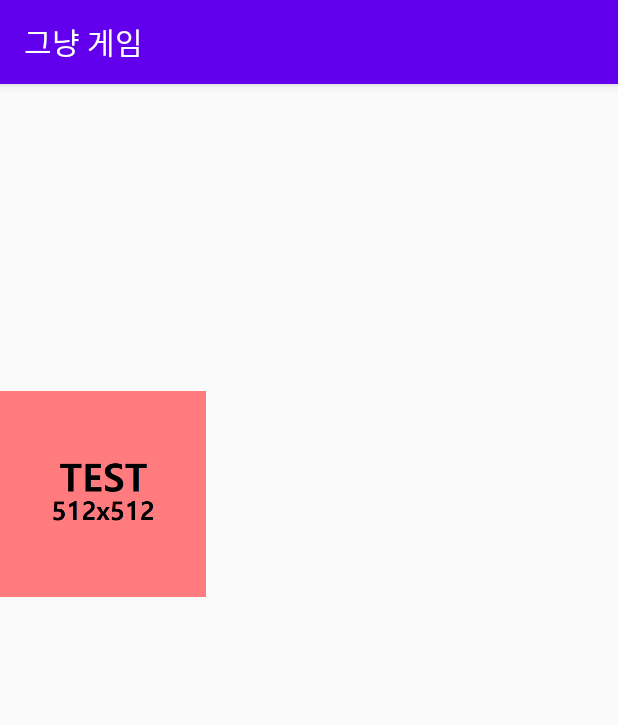
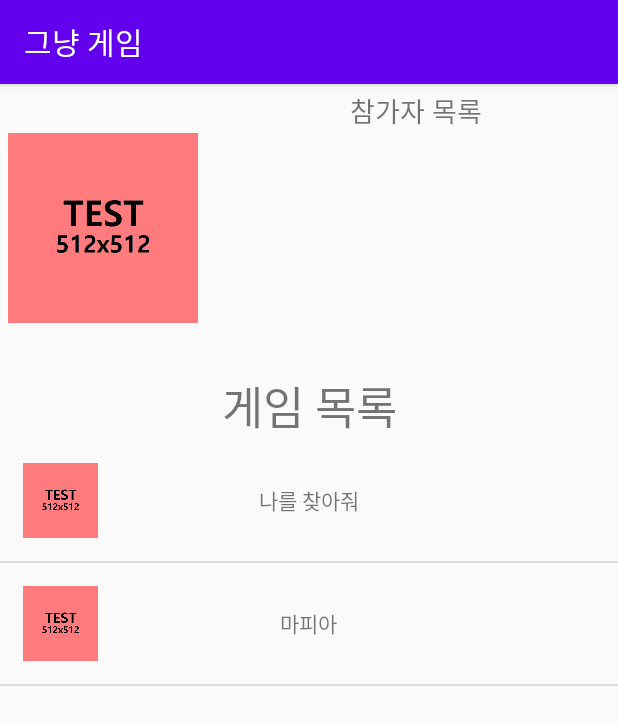
Before and after one commit to Oh-0-honey/JustGame, an Android app: the RoomActivity screen opened directly, with no data from a screen before it, on a phone screen of 412 x 824 dp. Shown: the top 725 px of the screen. Run offline under Robolectric (Android 15) with nearby library versions, the phone set to English and light mode, and no system bars.

Commit message:
initial commit

```diff
--- a/app/src/main/java/com/example/justgame/MainActivity.java
+++ b/app/src/main/java/com/example/justgame/MainActivity.java
@@ -37,7 +37,7 @@ public class MainActivity extends AppCompatActivity implements View.OnClickListe
     @Override
     public void onClick(View v){
         if(v==enter_btn){
-            //QR코드 스캔 기능 필요
+            //QR코드 스캔 카메라 기능 필요
         }
         if(v==create_btn){
             startActivity(new Intent(getApplication(),RoomActivity.class));
--- a/app/src/main/java/com/example/justgame/RoomActivity.java
+++ b/app/src/main/java/com/example/justgame/RoomActivity.java
@@ -1,14 +1,58 @@
 package com.example.justgame;
 
+import androidx.appcompat.app.AlertDialog;
 import androidx.appcompat.app.AppCompatActivity;
 
 import android.os.Bundle;
+import android.view.LayoutInflater;
+import android.view.View;
+import android.widget.AdapterView;
+import android.widget.ArrayAdapter;
+import android.widget.ListView;
 
-public class RoomActivity extends AppCompatActivity {
+public class RoomActivity extends AppCompatActivity implements AdapterView.OnItemClickListener, AdapterView.OnItemLongClickListener {
+    ListView entry_list, game_list;
+    AlertDialog game_dialog;
 
     @Override
     protected void onCreate(Bundle savedInstanceState) {
         super.onCreate(savedInstanceState);
         setContentView(R.layout.activity_room);
+
+        entry_list=(ListView)findViewById(R.id.entry_listview);
+        game_list=(ListView)findViewById(R.id.game_listview);
+
+
+        game_list.setOnItemClickListener(this);
+        entry_list.setOnItemLongClickListener(this);
+
+        String[] game_list_datas=getResources().getStringArray(R.array.Games);
+        ArrayAdapter<String> adapter=new ArrayAdapter<String>(this,R.layout.game_item,R.id.game_name,game_list_datas);
+        game_list.setAdapter(adapter);
+
+    }
+
+
+    @Override
+    public void onItemClick(AdapterView<?> parent, View view, int position, long id){
+        if(view==game_list){
+            switch (position){
+                case 0:
+                    AlertDialog.Builder builder=new AlertDialog.Builder(this);
+                    LayoutInflater inflater=(LayoutInflater)getSystemService(LAYOUT_INFLATER_SERVICE);
+                    View v=inflater.inflate(R.layout.game_dialog,null);
+                    builder.setView(v);
+                    break;
+                case 1:
+                    break;
+                default:
+                    break;
+            }
+        }
+    }
+
+    @Override
+    public boolean onItemLongClick(AdapterView<?> parent, View view, int position, long id) {
+        return false;
     }
 }
--- a/app/src/main/res/layout/activity_room.xml
+++ b/app/src/main/res/layout/activity_room.xml
@@ -1,33 +1,42 @@
 <?xml version="1.0" encoding="utf-8"?>
-<TableLayout xmlns:android="http://schemas.android.com/apk/res/android"
+<LinearLayout xmlns:android="http://schemas.android.com/apk/res/android"
     xmlns:app="http://schemas.android.com/apk/res-auto"
     xmlns:tools="http://schemas.android.com/tools"
     android:layout_width="match_parent"
     android:layout_height="match_parent"
-    tools:context=".RoomActivity">
+    tools:context=".RoomActivity"
+    android:orientation="vertical">
 
-    <TableRow
+    <LinearLayout
         android:layout_width="match_parent"
         android:layout_height="0dp"
-        android:layout_weight="1">
+        android:layout_weight="2"
+        android:orientation="horizontal">
         <ImageView
             android:layout_width="0dp"
             android:layout_height="match_parent"
             android:layout_weight="1"
-            android:src="@drawable/test_512"/>
+            android:src="@drawable/test_512"
+            android:paddingStart="5dp"
+            android:paddingEnd="5dp"/>
         <LinearLayout
             android:orientation="vertical"
             android:layout_width="0dp"
             android:layout_height="match_parent"
-            android:layout_weight="2">
+            android:layout_weight="2"
+            android:paddingStart="5dp">
             <TextView
+                android:gravity="center"
                 android:layout_width="match_parent"
-                android:layout_height="15dp"/>
+                android:layout_height="35dp"
+                android:text="@string/entry_list"
+                android:textSize="18sp"/>
             <ListView
+                android:id="@+id/entry_listview"
                 android:layout_width="match_parent"
                 android:layout_height="match_parent"/>
         </LinearLayout>
-    </TableRow>
+    </LinearLayout>
     <TableRow
         android:layout_width="match_parent"
         android:layout_height="0dp"
@@ -39,12 +48,16 @@
 
             <TextView
                 android:layout_width="match_parent"
-                android:layout_height="15dp"/>
+                android:layout_height="45dp"
+                android:text="@string/game_list"
+                android:textSize="30sp"
+                android:gravity="center"/>
             <ListView
+                android:id="@+id/game_listview"
                 android:layout_width="match_parent"
                 android:layout_height="match_parent"/>
 
         </LinearLayout>
 
     </TableRow>
-</TableLayout>
+</LinearLayout>
--- /dev/null
+++ b/app/src/main/res/layout/game_item.xml
@@ -0,0 +1,24 @@
+<?xml version="1.0" encoding="utf-8"?>
+<RelativeLayout
+    xmlns:android="http://schemas.android.com/apk/res/android" android:layout_width="match_parent"
+    android:layout_height="match_parent">
+
+    <ImageView
+        android:id="@+id/game_img"
+        android:layout_width="wrap_content"
+        android:layout_height="wrap_content"
+        android:adjustViewBounds="true"
+        android:maxWidth="50dp"
+        android:maxHeight="50dp"
+        android:layout_margin="15dp"
+        android:src="@drawable/test_512"/>
+    <TextView
+        android:id="@+id/game_name"
+        android:layout_width="wrap_content"
+        android:layout_height="wrap_content"
+        android:layout_centerHorizontal="true"
+        android:text="test"
+        android:layout_centerInParent="true"/>
+
+
+</RelativeLayout>
--- /dev/null
+++ b/app/src/main/res/values/arrays.xml
@@ -0,0 +1,8 @@
+<?xml version="1.0" encoding="utf-8"?>
+<resources>
+    <string-array name="Games">
+        <item>나를 찾아줘</item>
+        <item>마피아</item>
+    </string-array>
+
+</resources>
--- a/app/src/main/res/values/strings.xml
+++ b/app/src/main/res/values/strings.xml
@@ -9,4 +9,7 @@
     <string name="empty_idpw">아이디와 비밀번호를 입력해주세요.</string>
     <string name="enter_room">참가하기</string>
     <string name="create_room">방 만들기</string>
+    <string name="entry_list">참가자 목록</string>
+    <string name="game_list">게임 목록</string>
+    <string name="gamestart">게임 시작</string>
 </resources>
```
Also changed, not shown: app/src/main/res/layout/game_dialog.xml (added, +37 -0 lines).
